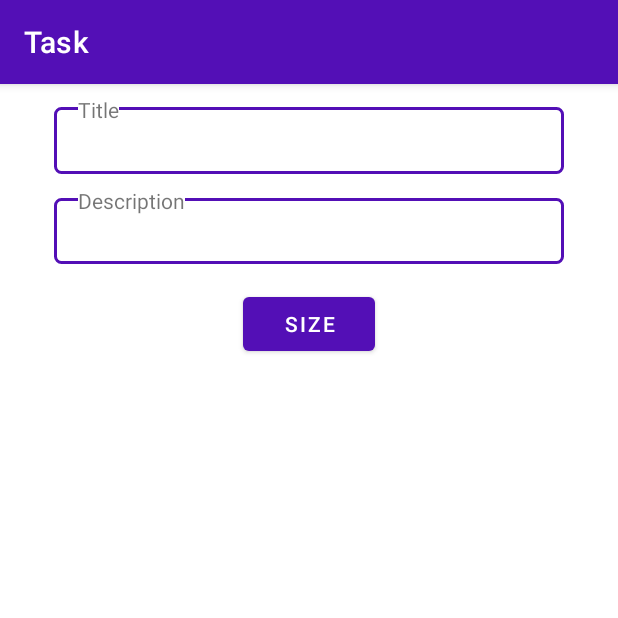
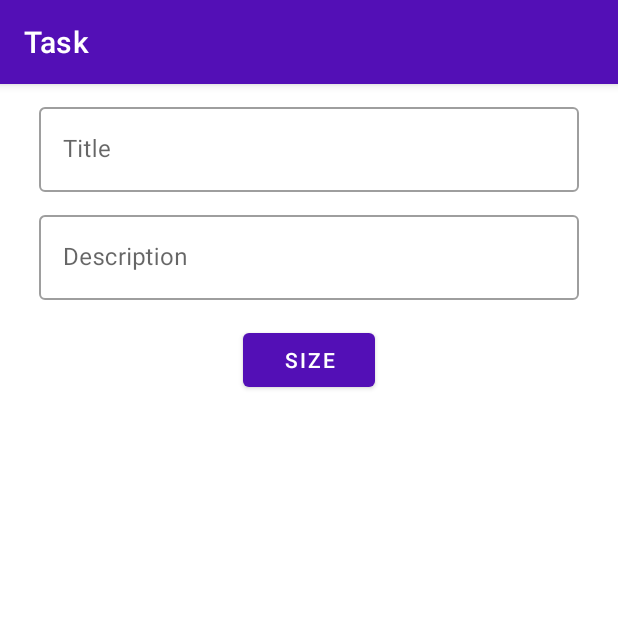
Before and after one commit to themalikov77/HomeWork4_1, an Android app: the TaskFragment screen opened through its navigation route, on a phone screen of 412 x 824 dp, the top half of it. Run offline under Robolectric (Android 15) with nearby library versions, the phone set to English and light mode, and no system bars; our stand-ins replace navigation-ui.

Commit message:
исправил

```diff
--- a/app/src/main/java/com/example/taskmanager/ui/profile/ProfileFragment.kt
+++ b/app/src/main/java/com/example/taskmanager/ui/profile/ProfileFragment.kt
@@ -16,7 +16,6 @@ import androidx.activity.result.contract.ActivityResultContracts
 import com.example.taskmanager.R
 import com.example.taskmanager.databinding.FragmentProfileBinding
 
-@Suppress("DEPRECATION")
 class ProfileFragment : Fragment() {
     private lateinit var binding: FragmentProfileBinding
     private lateinit var selectedImg:Uri
--- a/app/src/main/res/layout/fragment_task.xml
+++ b/app/src/main/res/layout/fragment_task.xml
@@ -1,70 +1,65 @@
 <?xml version="1.0" encoding="utf-8"?>
-<LinearLayout xmlns:android="http://schemas.android.com/apk/res/android"
+<androidx.constraintlayout.widget.ConstraintLayout xmlns:android="http://schemas.android.com/apk/res/android"
     xmlns:tools="http://schemas.android.com/tools"
     android:layout_width="match_parent"
     android:layout_height="match_parent"
+    xmlns:app="http://schemas.android.com/apk/res-auto"
     android:orientation="vertical"
     android:paddingHorizontal="16dp"
     tools:context=".TaskFragment">
 
-    <RelativeLayout
-        android:layout_width="match_parent"
-        android:layout_height="60dp"
-        android:layout_marginStart="20dp"
-        android:layout_marginEnd="20dp"
-        tools:ignore="MissingConstraints">
+    <com.google.android.material.textfield.TextInputLayout
+        android:id="@+id/input_tv"
+        android:layout_width="0dp"
+        style="@style/Widget.MaterialComponents.TextInputLayout.OutlinedBox"
+        android:layout_height="wrap_content"
+        app:layout_constraintStart_toStartOf="parent"
+        app:layout_constraintEnd_toEndOf="parent"
+        app:layout_constraintTop_toTopOf="parent"
+       android:layout_margin="10dp"
+        android:background="@color/white"
+       android:hint="@string/title">
 
-        <EditText
+        <com.google.android.material.textfield.TextInputEditText
+            android:id="@+id/et_input"
             android:layout_width="match_parent"
             android:layout_height="match_parent"
-            android:layout_marginTop="15dp"
-            android:background="@drawable/ic_border"
-            android:paddingStart="8dp" />
-
-        <TextView
-            android:layout_width="wrap_content"
-            android:layout_height="wrap_content"
-            android:layout_marginStart="16dp"
-            android:layout_marginTop="7dp"
-            android:background="@color/white"
-            android:text="Title" />
+            />
+    </com.google.android.material.textfield.TextInputLayout>
 
 
-    </RelativeLayout>
 
-    <RelativeLayout
-        android:layout_width="match_parent"
-        android:layout_height="60dp"
-        android:layout_marginStart="20dp"
-        android:layout_marginEnd="20dp"
-        tools:ignore="MissingConstraints">
 
-        <EditText
-            android:id="@+id/desc"
+
+    <com.google.android.material.textfield.TextInputLayout
+        android:id="@+id/input_tv1"
+        android:layout_width="0dp"
+        style="@style/Widget.MaterialComponents.TextInputLayout.OutlinedBox"
+        android:layout_height="wrap_content"
+        app:layout_constraintStart_toStartOf="parent"
+        app:layout_constraintEnd_toEndOf="parent"
+        app:layout_constraintTop_toBottomOf="@id/input_tv"
+        android:layout_margin="10dp"
+        android:background="@color/white"
+        android:hint="@string/description">
+
+        <com.google.android.material.textfield.TextInputEditText
+            android:id="@+id/et_input1"
             android:layout_width="match_parent"
-            android:layout_height="60dp"
-            android:paddingStart="8dp"
-            android:layout_marginTop="16dp"
-            android:background="@drawable/ic_border"
-            tools:ignore="Autofill,TextFields" />
-
-        <TextView
-            android:layout_width="wrap_content"
-            android:layout_height="wrap_content"
-            android:layout_marginStart="16dp"
-            android:layout_marginTop="8dp"
-            android:background="@color/white"
-            android:text="Description" />
-    </RelativeLayout>
+            android:layout_height="match_parent"
+            />
+    </com.google.android.material.textfield.TextInputLayout>
 
 
     <Button
+        app:layout_constraintTop_toBottomOf="@id/input_tv1"
+        app:layout_constraintStart_toStartOf="parent"
+        app:layout_constraintEnd_toEndOf="parent"
         android:id="@+id/btn_save"
         android:layout_width="wrap_content"
         android:layout_height="wrap_content"
-        android:layout_gravity="center"
         android:layout_marginTop="16dp"
         android:text="@string/size" />
 
 
-</LinearLayout>
+</androidx.constraintlayout.widget.ConstraintLayout>
```
Also changed, not shown: app/src/main/res/layout/fragment_profile.xml (+15 -23 lines).
